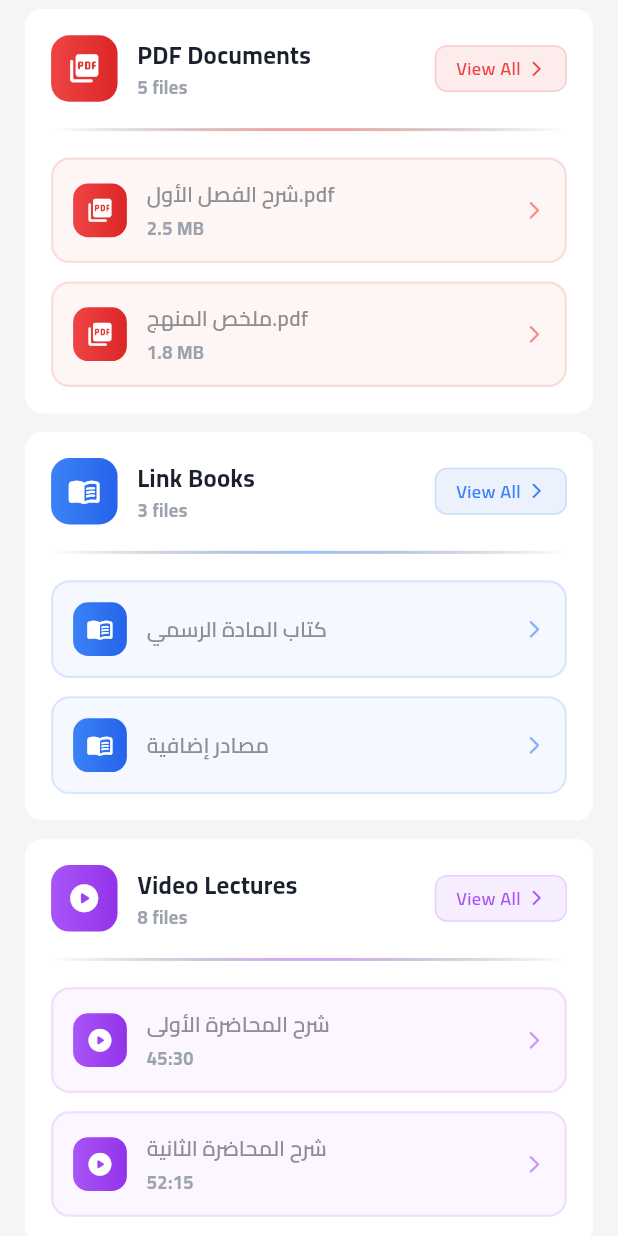
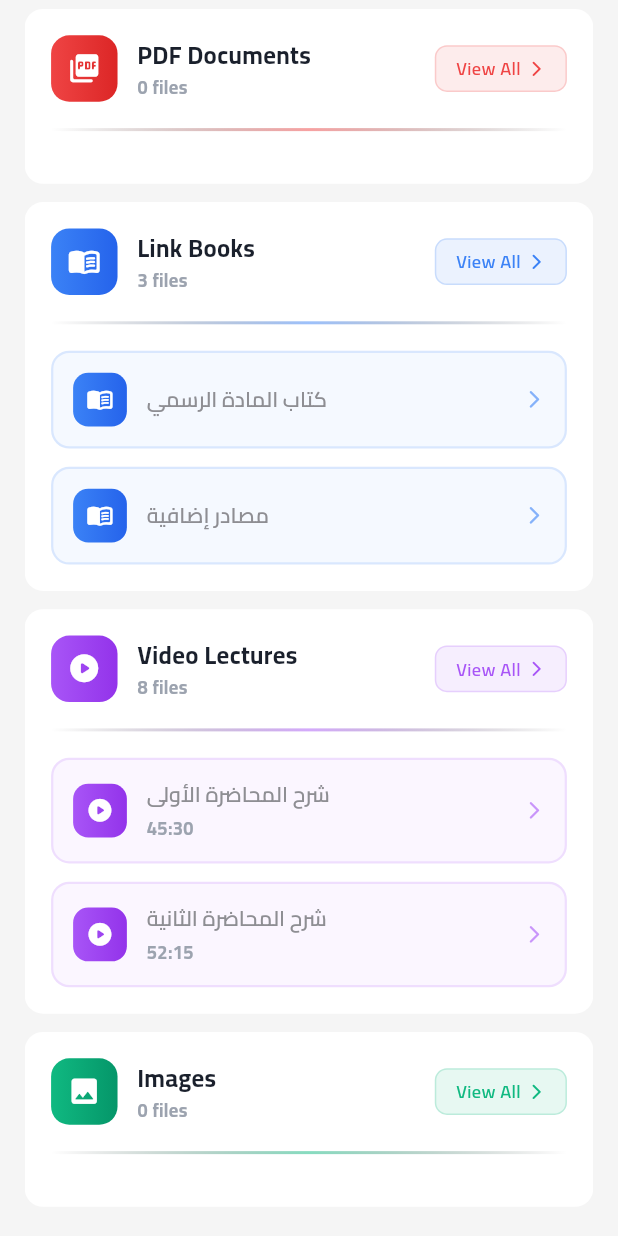
Before and after one commit to M-Fawzy2004/Academia, a Flutter app: the SubjectDetailsView screen opened directly with empty values, scrolled down 510 dp, on a phone screen of 412 x 824 dp. Run offline on Flutter 3.47's test engine with Material 3 defaults, Android fonts, the phone set to English and light mode, and no system bars; our stand-ins replace bloc, connectivity_plus, dartz, device_preview, equatable, file_picker and 12 more; missing offline and left inert: load_switch; accounts and stored records are empty.

Commit message:
feat(storage): add Supabase bucket for uploading subject images and PDFs, and fetch subject details

```diff
--- a/lib/feature/add_subject/data/repos/subject_repository_impl.dart
+++ b/lib/feature/add_subject/data/repos/subject_repository_impl.dart
@@ -13,11 +13,11 @@ class SubjectRepositoryImpl implements SubjectRepository {
   SubjectRepositoryImpl({required this.subjectService});
 
   @override
-  Future<Either<Failure, Unit>> addSubject(SubjectEntity subject) async {
+  Future<Either<Failure, String>> addSubject(SubjectEntity subject) async {
     try {
       final subjectModel = SubjectModel.fromEntity(subject);
-      await subjectService.addSubject(subjectModel);
-      return const Right(unit);
+      final id = await subjectService.addSubject(subjectModel);
+      return Right(id);
     } on PostgrestException catch (e) {
       return Left(ServerFailure(message: e.message, code: e.code));
     } on SocketException {
--- a/lib/feature/add_subject/domain/repos/subject_repository.dart
+++ b/lib/feature/add_subject/domain/repos/subject_repository.dart
@@ -3,8 +3,8 @@ import 'package:study_box/core/error/failure.dart';
 import '../entities/subject_entity.dart';
 
 abstract class SubjectRepository {
-  /// Add new subject to database
-  Future<Either<Failure, Unit>> addSubject(SubjectEntity subject);
+  /// Add new subject to database and return created subject ID
+  Future<Either<Failure, String>> addSubject(SubjectEntity subject);
 
   /// Get subjects by year and semester
   Future<Either<Failure, List<SubjectEntity>>> getSubjects(int year, int semester);
--- a/lib/feature/subject_details/presentation/view/widget/resources_section.dart
+++ b/lib/feature/subject_details/presentation/view/widget/resources_section.dart
@@ -3,9 +3,12 @@ import 'package:flutter_screenutil/flutter_screenutil.dart';
 import 'package:study_box/core/helper/spacing.dart';
 import 'package:study_box/core/theme/styles.dart';
 import 'package:study_box/feature/subject_details/presentation/view/widget/resource_type_card.dart';
+import 'package:study_box/feature/add_subject/domain/entities/subject_entity.dart' as domain;
 
 class ResourcesSection extends StatelessWidget {
-  const ResourcesSection({super.key});
+  const ResourcesSection({super.key, required this.subject});
+
+  final domain.SubjectEntity subject;
 
   @override
   Widget build(BuildContext context) {
@@ -48,11 +51,17 @@ class ResourcesSection extends StatelessWidget {
           gradient: const LinearGradient(
             colors: [Color(0xFFEF4444), Color(0xFFDC2626)],
           ),
-          count: 5,
-          items: const [
-            {'name': 'شرح الفصل الأول.pdf', 'size': '2.5 MB'},
-            {'name': 'ملخص المنهج.pdf', 'size': '1.8 MB'},
-          ],
+          count: subject.resources
+              .where((r) => r.type == domain.ResourceType.pdf)
+              .length,
+          items: subject.resources
+              .where((r) => r.type == domain.ResourceType.pdf)
+              .map((r) => {
+                    'name': r.title,
+                    'url': r.url,
+                    'size': (r.fileSizeMB ?? 0).toString(),
+                  })
+              .toList(),
           onViewAll: () {},
         ),
         heightBox(12),
@@ -90,11 +99,16 @@ class ResourcesSection extends StatelessWidget {
           gradient: const LinearGradient(
             colors: [Color(0xFF10B981), Color(0xFF059669)],
           ),
-          count: 12,
-          items: const [
-            {'name': 'رسم توضيحي 1'},
-            {'name': 'رسم توضيحي 2'},
-          ],
+          count: subject.resources
+              .where((r) => r.type == domain.ResourceType.image)
+              .length,
+          items: subject.resources
+              .where((r) => r.type == domain.ResourceType.image)
+              .map((r) => {
+                    'name': r.title,
+                    'url': r.url,
+                  })
+              .toList(),
           onViewAll: () {},
         ),
       ],
--- a/lib/feature/subject_details/presentation/view/widget/subject_details_view_body.dart
+++ b/lib/feature/subject_details/presentation/view/widget/subject_details_view_body.dart
@@ -1,6 +1,8 @@
 import 'package:flutter/material.dart';
 import 'package:study_box/core/helper/custom_snack_bar.dart';
 import 'package:study_box/core/helper/spacing.dart';
+import 'package:flutter_bloc/flutter_bloc.dart';
+import 'package:study_box/feature/add_subject/presentation/manager/subject_cubit/subject_cubit.dart';
 import 'package:study_box/feature/subject_details/presentation/view/widget/header_details_view.dart';
 import 'package:study_box/feature/subject_details/presentation/view/widget/notes_section_bloc_consumer.dart';
 import 'package:study_box/feature/subject_details/presentation/view/widget/quick_actions_section.dart';
@@ -21,6 +23,13 @@ class SubjectDetailsViewBody extends StatefulWidget {
 
 class _SubjectDetailsViewBodyState extends State<SubjectDetailsViewBody> {
   bool showResources = true;
+
+  @override
+  void initState() {
+    super.initState();
+    // Load subject details
+    context.read<SubjectCubit>().getSubjectById(widget.subjectId);
+  }
 
   @override
   Widget build(BuildContext context) {
@@ -50,7 +59,17 @@ class _SubjectDetailsViewBodyState extends State<SubjectDetailsViewBody> {
           heightBox(15),
           NotesSectionBlocConsumer(subjectId: widget.subjectId),
           heightBox(15),
-          const ResourcesSection(),
+          BlocBuilder<SubjectCubit, SubjectState>(
+            builder: (context, state) {
+              if (state is SubjectLoading) {
+                return const Center(child: CircularProgressIndicator());
+              }
+              if (state is SubjectLoaded) {
+                return ResourcesSection(subject: state.subject);
+              }
+              return const SizedBox.shrink();
+            },
+          ),
           heightBox(20),
         ],
       ),
```
Also changed, not shown: lib/core/helper/dependency_injection.dart (+10 -1 lines), lib/feature/add_subject/data/service/image_picker_service.dart (+9 -9 lines), lib/feature/add_subject/data/service/storage_resource_service.dart (added, +92 -0 lines), lib/feature/add_subject/data/service/subject_service.dart (+8 -4 lines), lib/feature/add_subject/presentation/manager/subject_cubit/subject_cubit.dart (+72 -4 lines).
